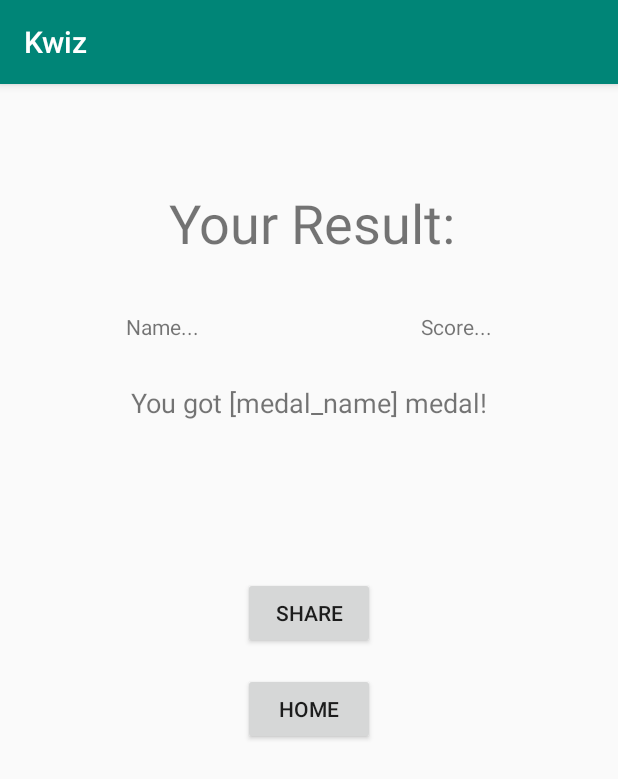
After one commit to ahmad-fauzan458/Kwiz, an Android app: the fragment QuizResultFragment shown on its own in the app's theme, on a phone screen of 412 x 824 dp. The commit adds this screen. Shown: the top 779 px of the screen. Run offline under Robolectric (Android 15) with nearby library versions, the phone set to English and light mode, and no system bars.

Commit message:
Add quiz result fragment

```diff
--- /dev/null
+++ b/app/src/main/java/id/ac/ui/cs/mobileprogramming/ahmad_fauzan_amirul_isnain/kwiz/QuizResultFragment.java
@@ -0,0 +1,29 @@
+package id.ac.ui.cs.mobileprogramming.ahmad_fauzan_amirul_isnain.kwiz;
+
+
+import android.os.Bundle;
+
+import androidx.fragment.app.Fragment;
+
+import android.view.LayoutInflater;
+import android.view.View;
+import android.view.ViewGroup;
+
+
+/**
+ * A simple {@link Fragment} subclass.
+ */
+public class QuizResultFragment extends Fragment {
+
+    public static QuizResultFragment newInstance() {
+        return new QuizResultFragment();
+    }
+
+    @Override
+    public View onCreateView(LayoutInflater inflater, ViewGroup container,
+                             Bundle savedInstanceState) {
+        // Inflate the layout for this fragment
+        return inflater.inflate(R.layout.fragment_quiz_result, container, false);
+    }
+
+}
--- /dev/null
+++ b/app/src/main/res/layout/fragment_quiz_result.xml
@@ -0,0 +1,75 @@
+<?xml version="1.0" encoding="utf-8"?>
+<androidx.constraintlayout.widget.ConstraintLayout xmlns:android="http://schemas.android.com/apk/res/android"
+    xmlns:tools="http://schemas.android.com/tools"
+    xmlns:app="http://schemas.android.com/apk/res-auto"
+    android:id="@+id/fragmentQuizResult"
+    android:layout_width="match_parent"
+    android:layout_height="match_parent"
+    tools:context=".QuizResultFragment">
+
+    <!-- TODO: Update blank fragment layout -->
+    <TextView
+        android:id="@+id/your_result"
+        android:layout_width="wrap_content"
+        android:layout_height="wrap_content"
+        android:layout_marginTop="68dp"
+        android:text="@string/your_result"
+        android:textAlignment="center"
+        android:textSize="36sp"
+        app:layout_constraintEnd_toEndOf="parent"
+        app:layout_constraintHorizontal_bias="0.51"
+        app:layout_constraintStart_toStartOf="parent"
+        app:layout_constraintTop_toTopOf="parent" />
+
+    <TextView
+        android:id="@+id/textView3"
+        android:layout_width="wrap_content"
+        android:layout_height="wrap_content"
+        android:layout_marginStart="84dp"
+        android:layout_marginTop="152dp"
+        android:text="@string/name_placeholder"
+        app:layout_constraintStart_toStartOf="parent"
+        app:layout_constraintTop_toTopOf="parent" />
+
+    <TextView
+        android:id="@+id/score"
+        android:layout_width="wrap_content"
+        android:layout_height="wrap_content"
+        android:layout_marginTop="152dp"
+        android:layout_marginEnd="84dp"
+        android:text="@string/score_placeholder"
+        app:layout_constraintEnd_toEndOf="parent"
+        app:layout_constraintTop_toTopOf="parent" />
+
+    <TextView
+        android:id="@+id/medal_congratulation"
+        android:layout_width="wrap_content"
+        android:layout_height="wrap_content"
+        android:layout_marginTop="200dp"
+        android:text="@string/medal_text_placeholder"
+        android:textSize="18sp"
+        app:layout_constraintEnd_toEndOf="parent"
+        app:layout_constraintStart_toStartOf="parent"
+        app:layout_constraintTop_toTopOf="parent" />
+
+    <Button
+        android:id="@+id/share"
+        android:layout_width="wrap_content"
+        android:layout_height="wrap_content"
+        android:layout_marginTop="104dp"
+        android:text="@string/share"
+        app:layout_constraintEnd_toEndOf="parent"
+        app:layout_constraintStart_toStartOf="parent"
+        app:layout_constraintTop_toBottomOf="@+id/medal_congratulation" />
+
+    <Button
+        android:id="@+id/home"
+        android:layout_width="wrap_content"
+        android:layout_height="wrap_content"
+        android:layout_marginTop="16dp"
+        android:text="@string/home"
+        app:layout_constraintEnd_toEndOf="parent"
+        app:layout_constraintStart_toStartOf="parent"
+        app:layout_constraintTop_toBottomOf="@+id/share" />
+
+</androidx.constraintlayout.widget.ConstraintLayout>
--- a/app/src/main/res/values/strings.xml
+++ b/app/src/main/res/values/strings.xml
@@ -20,4 +20,10 @@
     <string name="answer">Answer</string>
     <string name="next">Next</string>
     <string name="back">Back</string>
+    <string name="your_result">Your Result:</string>
+    <string name="name_placeholder">Name...</string>
+    <string name="score_placeholder">Score...</string>
+    <string name="medal_text_placeholder">You got [medal_name] medal!</string>
+    <string name="home">Home</string>
+    <string name="share">Share</string>
 </resources>
```
